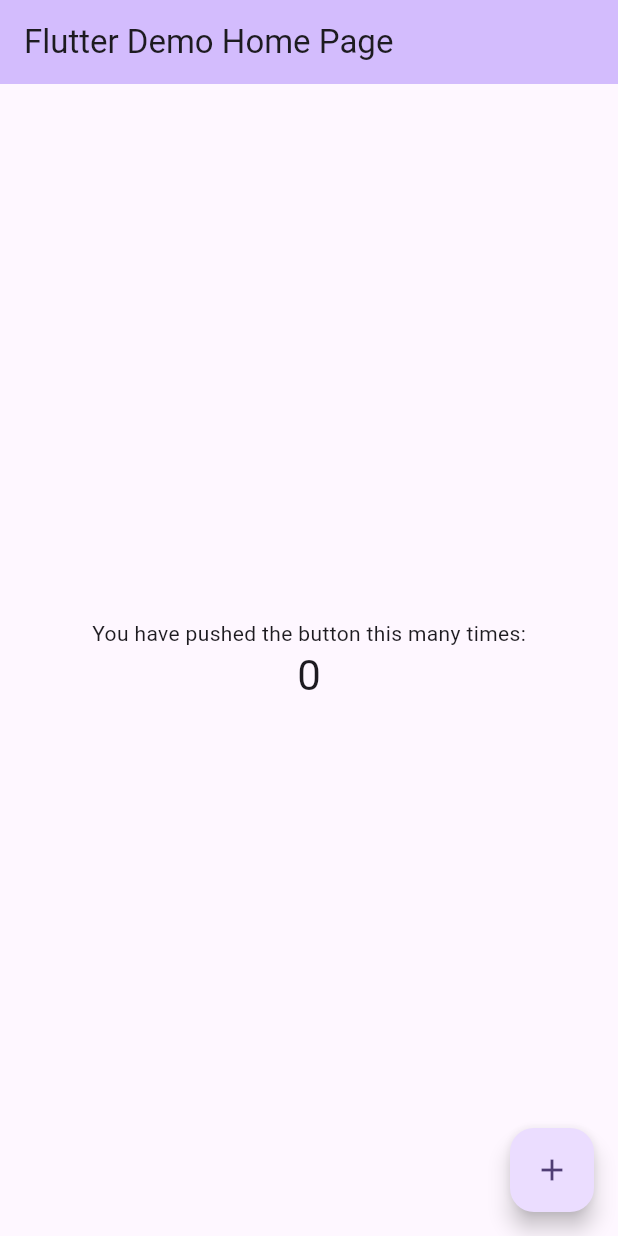
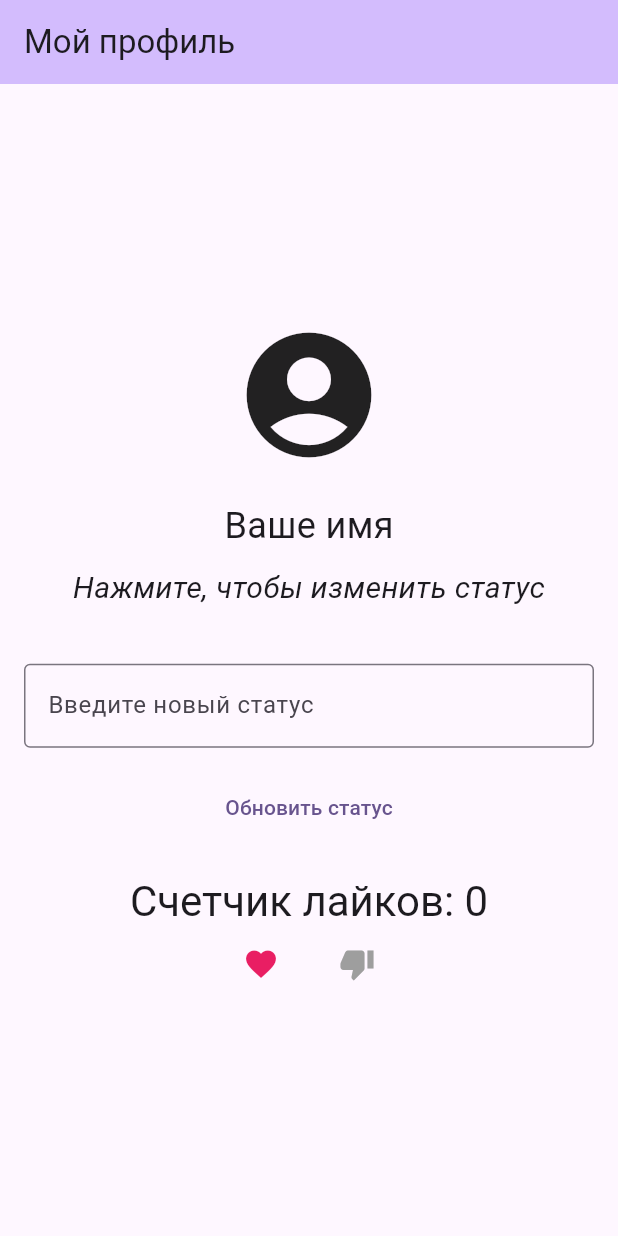
Before and after one commit to AnastasiiaYurievna/Kriukova-Anastasiia-Yurievna, a Flutter app: the screen it shows after launch, on a phone screen of 412 x 824 dp. Run offline on Flutter 3.47's test engine with Material 3 defaults, Android fonts, the light colour scheme and no system bars.

Commit message:
init com 2

```diff
--- a/lib/main.dart
+++ b/lib/main.dart
@@ -2,32 +2,16 @@
 
 void main() {
   runApp(const MyApp());
-}
+} // Функция main - вызывает запуск приложения
 
 class MyApp extends StatelessWidget {
   const MyApp({super.key});
-
-  // This widget is the root of your application.
+  // This is how you write a comment
   @override
   Widget build(BuildContext context) {
     return MaterialApp(
       title: 'Flutter Demo',
       theme: ThemeData(
-        // This is the theme of your application.
-        //
-        // TRY THIS: Try running your application with "flutter run". You'll see
-        // the application has a purple toolbar. Then, without quitting the app,
-        // try changing the seedColor in the colorScheme below to Colors.green
-        // and then invoke "hot reload" (save your changes or press the "hot
-        // reload" button in a Flutter-supported IDE, or press "r" if you used
-        // the command line to start the app).
-        //
-        // Notice that the counter didn't reset back to zero; the application
-        // state is not lost during the reload. To reset the state, use hot
-        // restart instead.
-        //
-        // This works for code too, not just values: Most code changes can be
-        // tested with just a hot reload.
         colorScheme: ColorScheme.fromSeed(seedColor: Colors.deepPurple),
         useMaterial3: true,
       ),
@@ -39,15 +23,6 @@
 class MyHomePage extends StatefulWidget {
   const MyHomePage({super.key, required this.title});
 
-  // This widget is the home page of your application. It is stateful, meaning
-  // that it has a State object (defined below) that contains fields that affect
-  // how it looks.
-
-  // This class is the configuration for the state. It holds the values (in this
-  // case the title) provided by the parent (in this case the App widget) and
-  // used by the build method of the State. Fields in a Widget subclass are
-  // always marked "final".
-
   final String title;
 
   @override
@@ -56,70 +31,82 @@
 
 class _MyHomePageState extends State<MyHomePage> {
   int _counter = 0;
+  String _status = 'Нажмите, чтобы изменить статус';
+  final TextEditingController _controller = TextEditingController();
 
   void _incrementCounter() {
     setState(() {
-      // This call to setState tells the Flutter framework that something has
-      // changed in this State, which causes it to rerun the build method below
-      // so that the display can reflect the updated values. If we changed
-      // _counter without calling setState(), then the build method would not be
-      // called again, and so nothing would appear to happen.
       _counter++;
+    });
+  }
+
+  void _minus() {
+    setState(() {
+      _counter--;
     });
   }
 
   @override
   Widget build(BuildContext context) {
-    // This method is rerun every time setState is called, for instance as done
-    // by the _incrementCounter method above.
-    //
-    // The Flutter framework has been optimized to make rerunning build methods
-    // fast, so that you can just rebuild anything that needs updating rather
-    // than having to individually change instances of widgets.
     return Scaffold(
       appBar: AppBar(
-        // TRY THIS: Try changing the color here to a specific color (to
-        // Colors.amber, perhaps?) and trigger a hot reload to see the AppBar
-        // change color while the other colors stay the same.
         backgroundColor: Theme.of(context).colorScheme.inversePrimary,
-        // Here we take the value from the MyHomePage object that was created by
-        // the App.build method, and use it to set our appbar title.
-        title: Text(widget.title),
+        title: const Text("Мой профиль"),
       ),
       body: Center(
-        // Center is a layout widget. It takes a single child and positions it
-        // in the middle of the parent.
         child: Column(
-          // Column is also a layout widget. It takes a list of children and
-          // arranges them vertically. By default, it sizes itself to fit its
-          // children horizontally, and tries to be as tall as its parent.
-          //
-          // Column has various properties to control how it sizes itself and
-          // how it positions its children. Here we use mainAxisAlignment to
-          // center the children vertically; the main axis here is the vertical
-          // axis because Columns are vertical (the cross axis would be
-          // horizontal).
-          //
-          // TRY THIS: Invoke "debug painting" (choose the "Toggle Debug Paint"
-          // action in the IDE, or press "p" in the console), to see the
-          // wireframe for each widget.
           mainAxisAlignment: MainAxisAlignment.center,
           children: <Widget>[
-            const Text(
-              'You have pushed the button this many times:',
+            const Icon(Icons.account_circle, size: 100), // Иконка вместо изображения профиля
+            const SizedBox(height: 20),
+            const Text('Ваше имя', style: TextStyle(fontSize: 24)), // Имя пользователя
+            const SizedBox(height: 10),
+            Text(_status, style: const TextStyle(fontSize: 20, fontStyle: FontStyle.italic)), // Текущий статус
+            const SizedBox(height: 20),
+            Padding(
+              padding: const EdgeInsets.all(16.0),
+              child: TextField(
+                controller: _controller,
+                decoration: const InputDecoration(
+                  hintText: 'Введите новый статус',
+                  border: OutlineInputBorder(),
+                ),
+              ),
             ),
+            TextButton(
+              onPressed: () {
+                setState(() {
+                  _status = _controller.text;
+                });
+              },
+              child: const Text('Обновить статус'),
+            ),
+            const SizedBox(height: 20), // Добавлено для отступа между кнопками и текстом
             Text(
-              '$_counter',
+              'Счетчик лайков: $_counter',
               style: Theme.of(context).textTheme.headlineMedium,
+            ),
+            Row(
+              mainAxisAlignment: MainAxisAlignment.center,
+              children: [
+                TextButton(
+                  onPressed: _incrementCounter,
+                  child: const Icon(
+                    Icons.favorite,
+                    color: Colors.pink,
+                    size: 24.0,
+                  ),
+                ),
+                TextButton(onPressed: _minus, child: const Icon(
+                  Icons.thumb_down,
+                  color: Colors.grey,
+                  size: 24.0,
+                ),),
+              ],
             ),
           ],
         ),
       ),
-      floatingActionButton: FloatingActionButton(
-        onPressed: _incrementCounter,
-        tooltip: 'Increment',
-        child: const Icon(Icons.add),
-      ), // This trailing comma makes auto-formatting nicer for build methods.
     );
   }
 }
```
